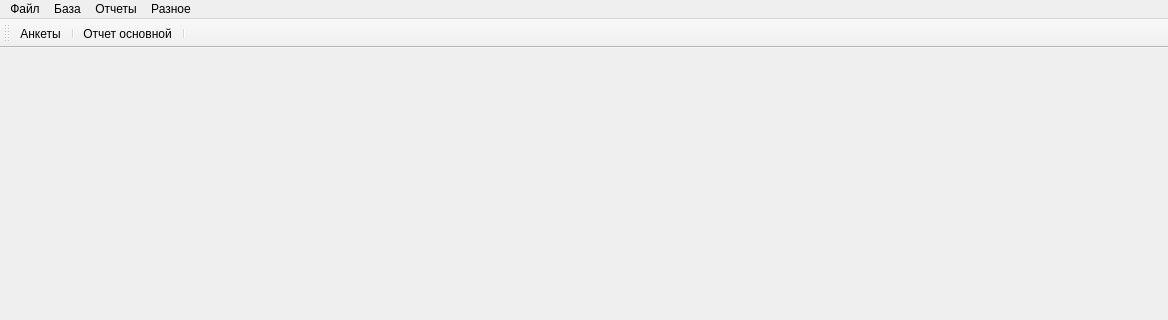
Above: mainwindow.ui from GorINIch73/questionnaire before the change; both pictures show x 0 to 1168 and y 0 to 320 of the 1168 by 664 pixel window. Below: the same form after it.
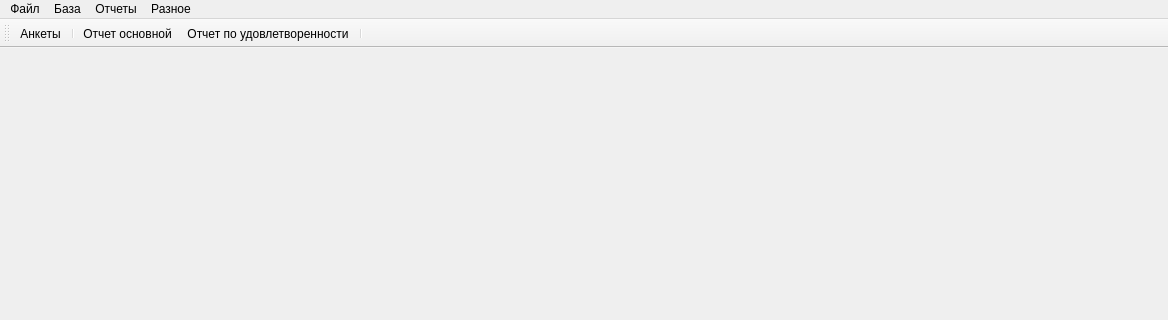
That is the form after the change. Icons and pictures are not drawn.

Diff of the .ui file:
```diff
--- a/mainwindow.ui
+++ b/mainwindow.ui
@@ -92,6 +92,7 @@
    <addaction name="actionQuestionnaire"/>
    <addaction name="separator"/>
    <addaction name="actionReportMain"/>
+   <addaction name="actionReportS"/>
    <addaction name="separator"/>
   </widget>
   <action name="actionQuestionnaire">
```
Left out of the diff: 65 changed lines with no effect on the pictures.
